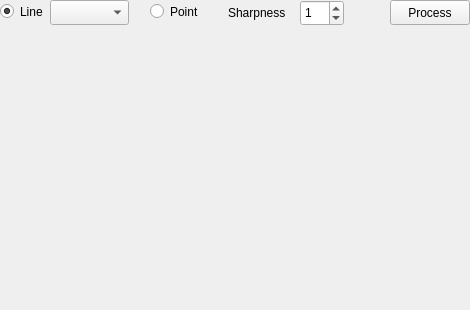
The window that src/pointandline.ui (buzzcz/ZVI) describes before a commit, drawn with Qt 5.
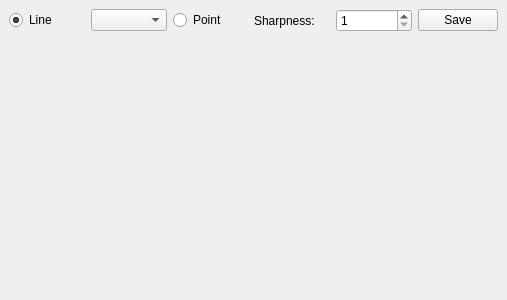
The same window after the commit.

Commit message: Improved Point and line method

Patch:
```diff
--- a/src/pointandline.ui
+++ b/src/pointandline.ui
@@ -6,65 +6,28 @@
    <rect>
     <x>0</x>
     <y>0</y>
-    <width>470</width>
-    <height>310</height>
+    <width>507</width>
+    <height>300</height>
    </rect>
   </property>
+  <property name="minimumSize">
+   <size>
+    <width>0</width>
+    <height>0</height>
+   </size>
+  </property>
   <property name="windowTitle">
    <string>MainWindow</string>
   </property>
   <widget class="QWidget" name="centralwidget">
-   <widget class="QPushButton" name="btnProcess">
-    <property name="geometry">
-     <rect>
-      <x>390</x>
-      <y>0</y>
-      <width>80</width>
-      <height>25</height>
-     </rect>
-    </property>
-    <property name="text">
-     <string>Process</string>
-    </property>
-   </widget>
-   <widget class="QLabel" name="label">
-    <property name="geometry">
-     <rect>
-      <x>0</x>
-      <y>26</y>
-      <width>471</width>
-      <height>281</height>
-     </rect>
-    </property>
-    <property name="text">
-     <string/>
-    </property>
-   </widget>
-   <widget class="QSpinBox" name="spinBox">
-    <property name="geometry">
-     <rect>
-      <x>300</x>
-      <y>0</y>
-      <width>44</width>
-      <height>26</height>
-     </rect>
-    </property>
-    <property name="maximum">
-     <number>50</number>
-    </property>
-    <property name="value">
-     <number>1</number>
-    </property>
-   </widget>
+   <layout class="QVBoxLayout" name="verticalLayout" stretch="1,3">
+    <item>
+     <layout class="QHBoxLayout" name="horizontalLayout">
+      <property name="sizeConstraint">
+       <enum>QLayout::SetDefaultConstraint</enum>
+      </property>
+      <item>
    <widget class="QRadioButton" name="rbLine">
-    <property name="geometry">
-     <rect>
-      <x>0</x>
-      <y>0</y>
-      <width>51</width>
-      <height>23</height>
-     </rect>
-    </property>
     <property name="text">
      <string>Line</string>
     </property>
@@ -72,42 +35,63 @@
      <bool>true</bool>
     </property>
    </widget>
-   <widget class="QComboBox" name="cbLineDirection">
-    <property name="geometry">
-     <rect>
-      <x>50</x>
-      <y>0</y>
-      <width>79</width>
-      <height>25</height>
-     </rect>
-    </property>
-   </widget>
+      </item>
+      <item>
+       <widget class="QComboBox" name="cbLineDirection"/>
+      </item>
+      <item>
    <widget class="QRadioButton" name="radioButton">
-    <property name="geometry">
-     <rect>
-      <x>150</x>
-      <y>0</y>
-      <width>61</width>
-      <height>23</height>
-     </rect>
-    </property>
     <property name="text">
      <string>Point</string>
     </property>
    </widget>
+      </item>
+      <item>
    <widget class="QLabel" name="label_2">
-    <property name="geometry">
-     <rect>
-      <x>228</x>
-      <y>4</y>
-      <width>71</width>
-      <height>17</height>
-     </rect>
-    </property>
+        <property name="text">
+         <string>Sharpness:</string>
+        </property>
+       </widget>
+      </item>
+      <item>
+       <widget class="QSpinBox" name="spinBox">
+        <property name="minimum">
+         <number>1</number>
+        </property>
+        <property name="maximum">
+         <number>100</number>
+        </property>
+       </widget>
+      </item>
+      <item>
+       <widget class="QPushButton" name="saveButton">
     <property name="text">
-     <string>Sharpness</string>
-    </property>
-   </widget>
+         <string>Save</string>
+        </property>
+       </widget>
+      </item>
+     </layout>
+    </item>
+    <item>
+     <widget class="QLabel" name="label">
+      <property name="sizePolicy">
+       <sizepolicy hsizetype="Expanding" vsizetype="Expanding">
+        <horstretch>0</horstretch>
+        <verstretch>0</verstretch>
+       </sizepolicy>
+      </property>
+      <property name="minimumSize">
+       <size>
+        <width>1</width>
+        <height>1</height>
+       </size>
+      </property>
+      <property name="text">
+       <string/>
+      </property>
+     </widget>
+    </item>
+   </layout>
   </widget>
  </widget>
  <resources/>
```
Left out of the diff: 2 changed lines with no effect on the pictures. Lines whose indentation alone changed are shown as unchanged. The commit also changes 3 other files.
